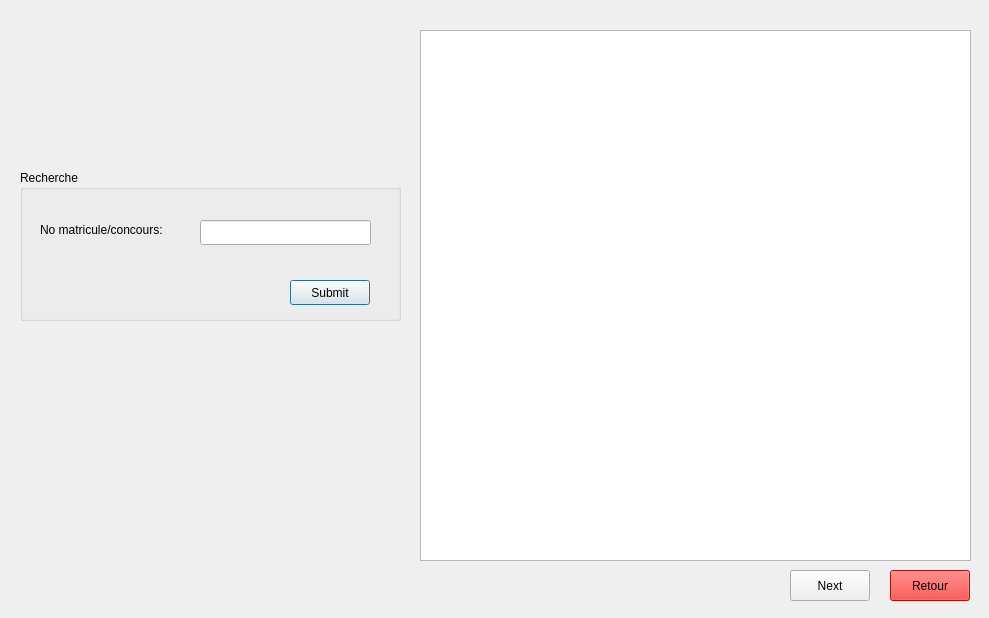
The window that myProject/inscription.ui (Radosetra/Projet-QT) describes before a commit, drawn with Qt 5.
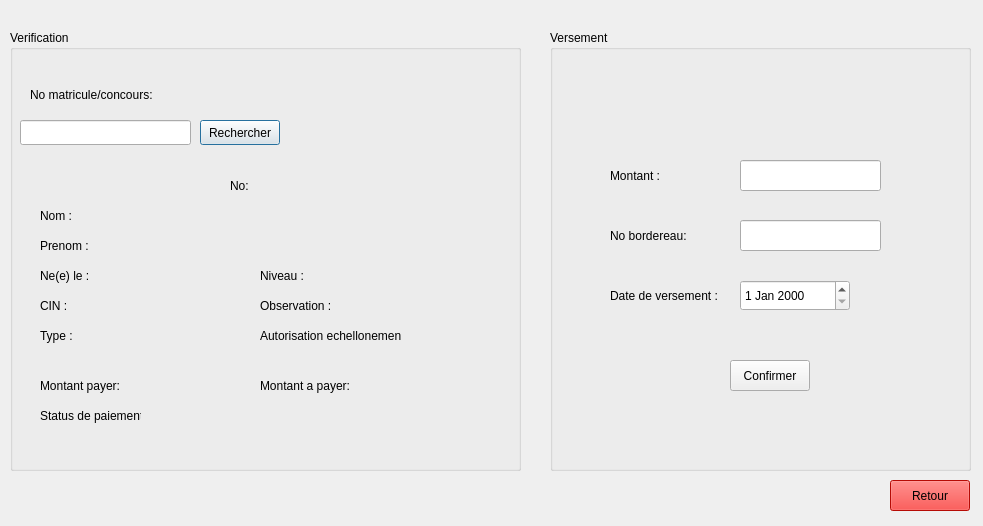
The same window after the commit.

Commit message: Ajout des fonctinnalites paiement, echellonnement et historique

```diff
--- a/myProject/inscription.ui
+++ b/myProject/inscription.ui
@@ -6,8 +6,8 @@
    <rect>
     <x>0</x>
     <y>0</y>
-    <width>989</width>
-    <height>618</height>
+    <width>983</width>
+    <height>526</height>
    </rect>
   </property>
   <property name="windowTitle">
@@ -16,20 +16,20 @@
   <widget class="QGroupBox" name="groupBox">
    <property name="geometry">
     <rect>
-     <x>20</x>
-     <y>170</y>
-     <width>381</width>
-     <height>151</height>
+     <x>10</x>
+     <y>30</y>
+     <width>511</width>
+     <height>441</height>
     </rect>
    </property>
    <property name="title">
-    <string>Recherche</string>
+    <string>Verification</string>
    </property>
    <widget class="QPushButton" name="pushButton">
     <property name="geometry">
      <rect>
-      <x>270</x>
-      <y>110</y>
+      <x>190</x>
+      <y>90</y>
       <width>80</width>
       <height>25</height>
      </rect>
@@ -38,14 +38,14 @@
      <string>&lt;html&gt;&lt;head/&gt;&lt;body&gt;&lt;p&gt;&amp;lt;center&amp;gt;&amp;lt;strong&amp;gt;Add&amp;lt;/strong&amp;gt;&amp;lt;/center&amp;gt;&lt;/p&gt;&lt;/body&gt;&lt;/html&gt;</string>
     </property>
     <property name="text">
-     <string>Submit</string>
+     <string>Rechercher</string>
     </property>
    </widget>
    <widget class="QLineEdit" name="lineEdit">
     <property name="geometry">
      <rect>
-      <x>180</x>
-      <y>50</y>
+      <x>10</x>
+      <y>90</y>
       <width>171</width>
       <height>25</height>
      </rect>
@@ -56,33 +56,332 @@
      <rect>
       <x>20</x>
       <y>50</y>
-      <width>161</width>
-      <height>20</height>
+      <width>151</width>
+      <height>31</height>
      </rect>
     </property>
     <property name="text">
      <string>&lt;html&gt;&lt;head/&gt;&lt;body&gt;&lt;p&gt;No matricule/concours:&lt;/p&gt;&lt;/body&gt;&lt;/html&gt;</string>
     </property>
    </widget>
-  </widget>
-  <widget class="QPushButton" name="pushButton_2">
-   <property name="geometry">
-    <rect>
-     <x>790</x>
-     <y>570</y>
-     <width>80</width>
-     <height>31</height>
-    </rect>
-   </property>
-   <property name="text">
-    <string>Next</string>
-   </property>
+   <widget class="QLabel" name="label_2">
+    <property name="geometry">
+     <rect>
+      <x>30</x>
+      <y>170</y>
+      <width>71</width>
+      <height>31</height>
+     </rect>
+    </property>
+    <property name="text">
+     <string>Nom :</string>
+    </property>
+   </widget>
+   <widget class="QLabel" name="label_3">
+    <property name="geometry">
+     <rect>
+      <x>30</x>
+      <y>200</y>
+      <width>71</width>
+      <height>31</height>
+     </rect>
+    </property>
+    <property name="text">
+     <string>Prenom :</string>
+    </property>
+   </widget>
+   <widget class="QLabel" name="label_4">
+    <property name="geometry">
+     <rect>
+      <x>30</x>
+      <y>230</y>
+      <width>71</width>
+      <height>31</height>
+     </rect>
+    </property>
+    <property name="text">
+     <string>Ne(e) le :</string>
+    </property>
+   </widget>
+   <widget class="QLabel" name="label_5">
+    <property name="geometry">
+     <rect>
+      <x>30</x>
+      <y>260</y>
+      <width>71</width>
+      <height>31</height>
+     </rect>
+    </property>
+    <property name="text">
+     <string>CIN :</string>
+    </property>
+   </widget>
+   <widget class="QLabel" name="label_6">
+    <property name="geometry">
+     <rect>
+      <x>30</x>
+      <y>290</y>
+      <width>71</width>
+      <height>31</height>
+     </rect>
+    </property>
+    <property name="text">
+     <string>Type :</string>
+    </property>
+   </widget>
+   <widget class="QLabel" name="label_7">
+    <property name="geometry">
+     <rect>
+      <x>30</x>
+      <y>340</y>
+      <width>81</width>
+      <height>31</height>
+     </rect>
+    </property>
+    <property name="text">
+     <string>Montant payer:</string>
+    </property>
+   </widget>
+   <widget class="QLabel" name="idEtudian">
+    <property name="geometry">
+     <rect>
+      <x>220</x>
+      <y>140</y>
+      <width>47</width>
+      <height>31</height>
+     </rect>
+    </property>
+    <property name="text">
+     <string>No:</string>
+    </property>
+   </widget>
+   <widget class="QLabel" name="inp_idEtudiant">
+    <property name="geometry">
+     <rect>
+      <x>280</x>
+      <y>150</y>
+      <width>61</width>
+      <height>21</height>
+     </rect>
+    </property>
+    <property name="text">
+     <string/>
+    </property>
+   </widget>
+   <widget class="QLabel" name="label_8">
+    <property name="geometry">
+     <rect>
+      <x>250</x>
+      <y>230</y>
+      <width>71</width>
+      <height>31</height>
+     </rect>
+    </property>
+    <property name="text">
+     <string>Niveau :</string>
+    </property>
+   </widget>
+   <widget class="QLabel" name="label_9">
+    <property name="geometry">
+     <rect>
+      <x>250</x>
+      <y>260</y>
+      <width>71</width>
+      <height>31</height>
+     </rect>
+    </property>
+    <property name="text">
+     <string>Observation :</string>
+    </property>
+   </widget>
+   <widget class="QLabel" name="label_10">
+    <property name="geometry">
+     <rect>
+      <x>250</x>
+      <y>290</y>
+      <width>141</width>
+      <height>31</height>
+     </rect>
+    </property>
+    <property name="text">
+     <string>Autorisation echellonement :</string>
+    </property>
+   </widget>
+   <widget class="QLabel" name="label_11">
+    <property name="geometry">
+     <rect>
+      <x>30</x>
+      <y>370</y>
+      <width>101</width>
+      <height>31</height>
+     </rect>
+    </property>
+    <property name="text">
+     <string>Status de paiement:</string>
+    </property>
+   </widget>
+   <widget class="QLabel" name="label_12">
+    <property name="geometry">
+     <rect>
+      <x>250</x>
+      <y>340</y>
+      <width>91</width>
+      <height>31</height>
+     </rect>
+    </property>
+    <property name="text">
+     <string>Montant a payer:</string>
+    </property>
+   </widget>
+   <widget class="QLabel" name="inp_nom">
+    <property name="geometry">
+     <rect>
+      <x>70</x>
+      <y>170</y>
+      <width>341</width>
+      <height>21</height>
+     </rect>
+    </property>
+    <property name="text">
+     <string/>
+    </property>
+   </widget>
+   <widget class="QLabel" name="inp_prenom">
+    <property name="geometry">
+     <rect>
+      <x>90</x>
+      <y>200</y>
+      <width>341</width>
+      <height>21</height>
+     </rect>
+    </property>
+    <property name="text">
+     <string/>
+    </property>
+   </widget>
+   <widget class="QLabel" name="inp_naissance">
+    <property name="geometry">
+     <rect>
+      <x>100</x>
+      <y>230</y>
+      <width>141</width>
+      <height>21</height>
+     </rect>
+    </property>
+    <property name="text">
+     <string/>
+    </property>
+   </widget>
+   <widget class="QLabel" name="inp_niveau">
+    <property name="geometry">
+     <rect>
+      <x>300</x>
+      <y>230</y>
+      <width>51</width>
+      <height>21</height>
+     </rect>
+    </property>
+    <property name="text">
+     <string/>
+    </property>
+   </widget>
+   <widget class="QLabel" name="inp_observation">
+    <property name="geometry">
+     <rect>
+      <x>330</x>
+      <y>260</y>
+      <width>61</width>
+      <height>21</height>
+     </rect>
+    </property>
+    <property name="text">
+     <string/>
+    </property>
+   </widget>
+   <widget class="QLabel" name="inp_autEchel">
+    <property name="geometry">
+     <rect>
+      <x>400</x>
+      <y>290</y>
+      <width>31</width>
+      <height>21</height>
+     </rect>
+    </property>
+    <property name="text">
+     <string/>
+    </property>
+   </widget>
+   <widget class="QLabel" name="inp_CIN">
+    <property name="geometry">
+     <rect>
+      <x>70</x>
+      <y>260</y>
+      <width>141</width>
+      <height>21</height>
+     </rect>
+    </property>
+    <property name="text">
+     <string/>
+    </property>
+   </widget>
+   <widget class="QLabel" name="inp_type">
+    <property name="geometry">
+     <rect>
+      <x>70</x>
+      <y>290</y>
+      <width>141</width>
+      <height>21</height>
+     </rect>
+    </property>
+    <property name="text">
+     <string/>
+    </property>
+   </widget>
+   <widget class="QLabel" name="inp_montPayer">
+    <property name="geometry">
+     <rect>
+      <x>110</x>
+      <y>340</y>
+      <width>131</width>
+      <height>21</height>
+     </rect>
+    </property>
+    <property name="text">
+     <string/>
+    </property>
+   </widget>
+   <widget class="QLabel" name="inp_montApayer">
+    <property name="geometry">
+     <rect>
+      <x>350</x>
+      <y>340</y>
+      <width>131</width>
+      <height>21</height>
+     </rect>
+    </property>
+    <property name="text">
+     <string/>
+    </property>
+   </widget>
+   <widget class="QLabel" name="inp_StatuPaiement">
+    <property name="geometry">
+     <rect>
+      <x>140</x>
+      <y>370</y>
+      <width>131</width>
+      <height>21</height>
+     </rect>
+    </property>
+    <property name="text">
+     <string/>
+    </property>
+   </widget>
   </widget>
   <widget class="QPushButton" name="logout">
    <property name="geometry">
     <rect>
      <x>890</x>
-     <y>570</y>
+     <y>480</y>
      <width>80</width>
      <height>31</height>
     </rect>
@@ -95,15 +394,100 @@
     <string>Retour</string>
    </property>
   </widget>
-  <widget class="QTableView" name="tableView">
+  <widget class="QGroupBox" name="groupBox_2">
    <property name="geometry">
     <rect>
-     <x>420</x>
+     <x>550</x>
      <y>30</y>
-     <width>551</width>
-     <height>531</height>
+     <width>421</width>
+     <height>441</height>
     </rect>
    </property>
+   <property name="title">
+    <string>Versement</string>
+   </property>
+   <widget class="QLabel" name="label_13">
+    <property name="geometry">
+     <rect>
+      <x>60</x>
+      <y>130</y>
+      <width>71</width>
+      <height>31</height>
+     </rect>
+    </property>
+    <property name="text">
+     <string>Montant :</string>
+    </property>
+   </widget>
+   <widget class="QLabel" name="label_14">
+    <property name="geometry">
+     <rect>
+      <x>60</x>
+      <y>190</y>
+      <width>81</width>
+      <height>31</height>
+     </rect>
+    </property>
+    <property name="text">
+     <string>No bordereau:</string>
+    </property>
+   </widget>
+   <widget class="QLabel" name="label_15">
+    <property name="geometry">
+     <rect>
+      <x>60</x>
+      <y>250</y>
+      <width>111</width>
+      <height>31</height>
+     </rect>
+    </property>
+    <property name="text">
+     <string>Date de versement :</string>
+    </property>
+   </widget>
+   <widget class="QLineEdit" name="vers_inp_montant">
+    <property name="geometry">
+     <rect>
+      <x>190</x>
+      <y>130</y>
+      <width>141</width>
+      <height>31</height>
+     </rect>
+    </property>
+   </widget>
+   <widget class="QLineEdit" name="vers_inp_borderau">
+    <property name="geometry">
+     <rect>
+      <x>190</x>
+      <y>190</y>
+      <width>141</width>
+      <height>31</height>
+     </rect>
+    </property>
+   </widget>
+   <widget class="QDateEdit" name="vers_inp_date">
+    <property name="geometry">
+     <rect>
+      <x>190</x>
+      <y>250</y>
+      <width>110</width>
+      <height>31</height>
+     </rect>
+    </property>
+   </widget>
+   <widget class="QPushButton" name="pushButton_2">
+    <property name="geometry">
+     <rect>
+      <x>180</x>
+      <y>330</y>
+      <width>80</width>
+      <height>31</height>
+     </rect>
+    </property>
+    <property name="text">
+     <string>Confirmer</string>
+    </property>
+   </widget>
   </widget>
  </widget>
  <resources/>
```
Left out of the diff: 2 changed lines with no effect on the pictures. The commit also changes 55 other files.
